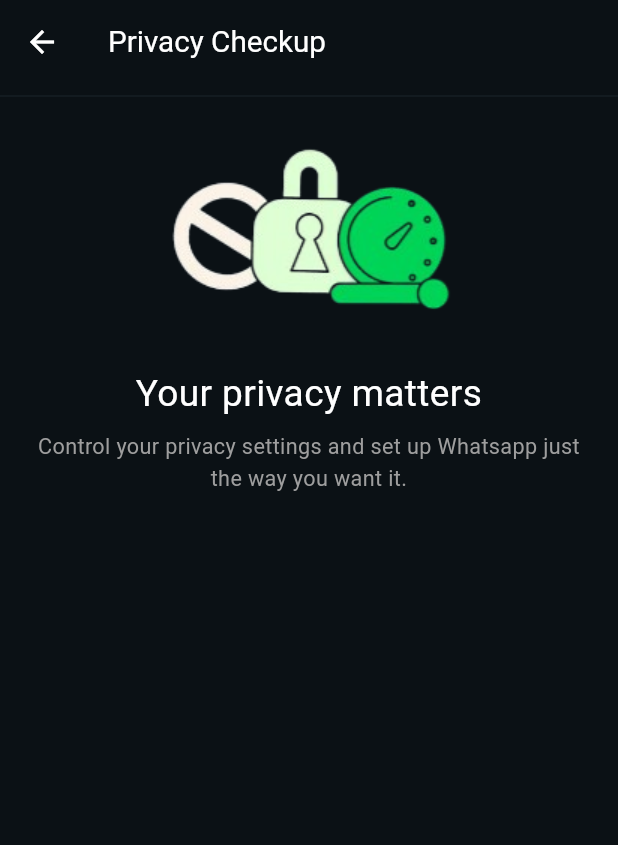
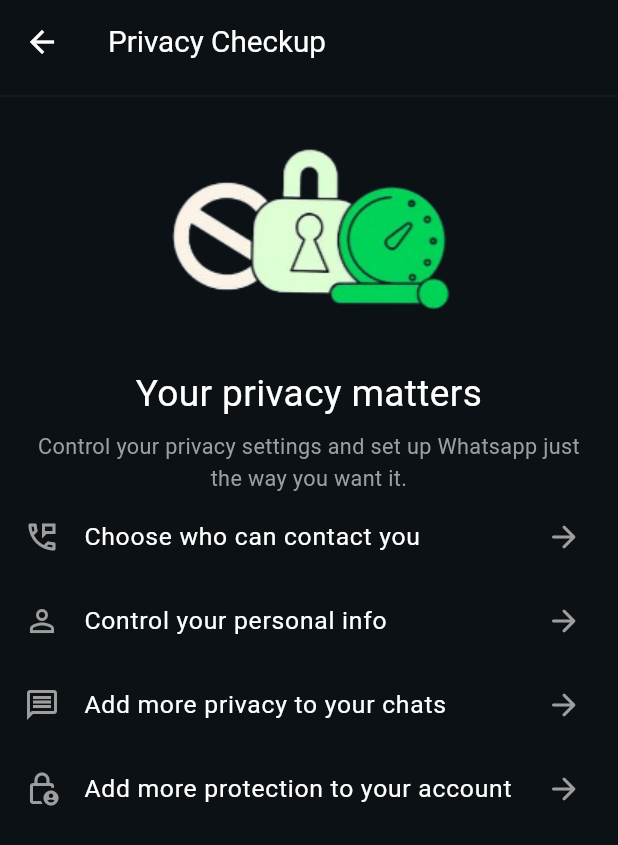
Before and after one commit to kartikkumarofficial/Whatsapp-Clone-Flutter, a Flutter app: the PrivacyCheckupPage screen opened directly, on a phone screen of 412 x 824 dp. Shown: the top 845 px of the screen. Run offline on Flutter 3.47's test engine with Material 3 defaults, Android fonts, the phone set to English and light mode, and no system bars; our stand-ins replace badges, font_awesome_flutter, get, image_picker.

Commit message:
privacy settings and new community intro page

```diff
--- a/lib/pages/DrawerScreens/settings/Privacy/PrivacyCheckup.dart
+++ b/lib/pages/DrawerScreens/settings/Privacy/PrivacyCheckup.dart
@@ -56,6 +56,54 @@ class _PrivacyCheckupPageState extends State<PrivacyCheckupPage> {
               padding: const EdgeInsets.only(top: 8.0,left: 15,right: 15),
               child: Text('Control your privacy settings and set up Whatsapp just the way you want it. ',style: TextStyle(color: Colors.grey,fontSize: srcwidth*0.035),textAlign: TextAlign.center,),
             ),
+            ListTile(
+              leading: Icon(Icons.perm_phone_msg_outlined,color: Colors.grey,),
+              title: Text('Choose who can contact you',
+                style: TextStyle(
+                  color: Colors.white,
+                  fontSize: srcwidth * 0.04,
+                ),),
+
+              trailing: Icon(Icons.arrow_forward_rounded,color: Colors.grey,),
+              onTap: (){
+              },
+            ),
+            ListTile(
+              leading: Icon(Icons.person_outline,color: Colors.grey,),
+              title: Text('Control your personal info',
+                style: TextStyle(
+                  color: Colors.white,
+                  fontSize: srcwidth * 0.04,
+                ),),
+
+              trailing: Icon(Icons.arrow_forward_rounded,color: Colors.grey,),
+              onTap: (){
+              },
+            ),
+            ListTile(
+              leading: Icon(Icons.message_outlined,color: Colors.grey,),
+              title: Text('Add more privacy to your chats',
+                style: TextStyle(
+                  color: Colors.white,
+                  fontSize: srcwidth * 0.04,
+                ),),
+
+              trailing: Icon(Icons.arrow_forward_rounded,color: Colors.grey,),
+              onTap: (){
+              },
+            ),
+            ListTile(
+              leading: Icon(Icons.lock_person_outlined,color: Colors.grey,),
+              title: Text('Add more protection to your account',
+                style: TextStyle(
+                  color: Colors.white,
+                  fontSize: srcwidth * 0.04,
+                ),),
+
+              trailing: Icon(Icons.arrow_forward_rounded,color: Colors.grey,),
+              onTap: (){
+              },
+            ),
 
 
 
--- a/lib/pages/DrawerScreens/settings/StorageAndData.dart
+++ b/lib/pages/DrawerScreens/settings/StorageAndData.dart
@@ -75,7 +75,7 @@ class _StorageAndDataScreenState extends State<StorageAndDataScreen> {
               },
             ),
             Divider(
-              thickness: 1,
+              thickness: 0.5,
               color: Color.fromARGB(255, 31, 43, 50),
             ),
             ListTile(
```
Also changed, not shown: lib/pages/NewCommunityIntro.dart (added, +109 -0 lines), lib/pages/UpdatesPage/StatusPrivacy.dart (+41 -2 lines), lib/pages/selectcontactspage.dart (+9 -0 lines), assets/images/newcommunity.png (added).
